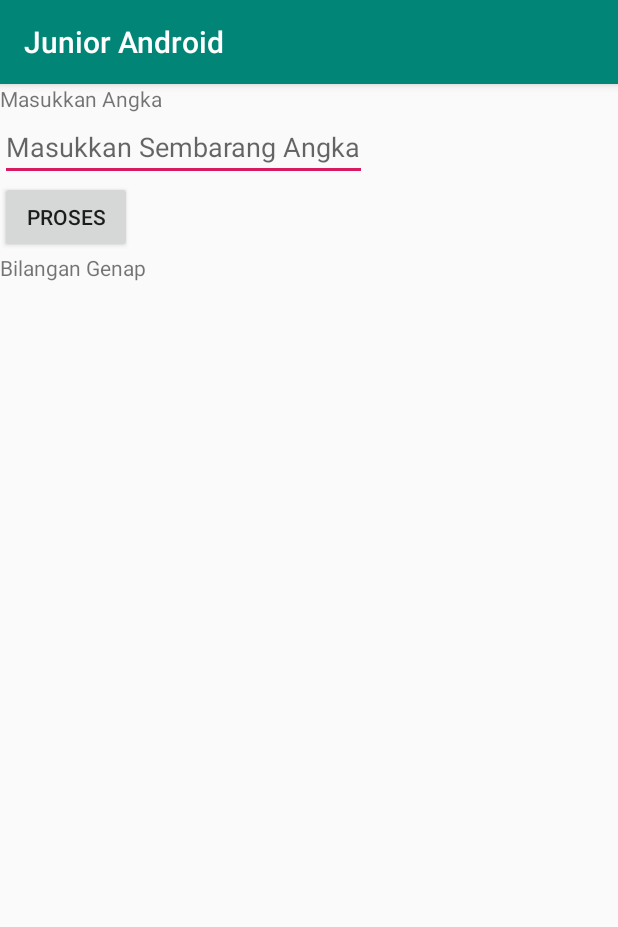
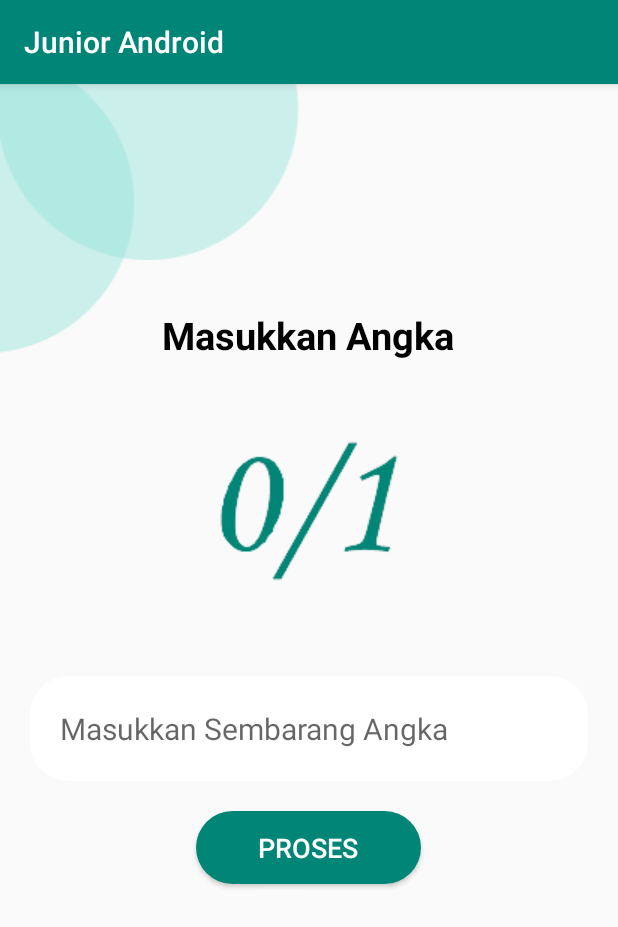
Before and after one commit to HaikalMPPH/JuniorMobilePBO, an Android app: the BilanganActivity screen opened directly, with no data from a screen before it, after a tap on "PROSES", on a phone screen of 412 x 824 dp. Shown: the top 927 px of the screen. Run offline under Robolectric (Android 15) with nearby library versions, the phone set to English and light mode, and no system bars.

Commit message:
Perubahan pada BilanganActivity.java dan activity_bilangan.xml

```diff
--- a/app/src/main/java/com/sugiartha/juniorandroid/BilanganActivity.java
+++ b/app/src/main/java/com/sugiartha/juniorandroid/BilanganActivity.java
@@ -1,36 +1,56 @@
 package com.sugiartha.juniorandroid;
 
 import androidx.appcompat.app.AppCompatActivity;
-
 import android.os.Bundle;
 import android.view.View;
 import android.widget.Button;
 import android.widget.EditText;
 import android.widget.TextView;
+import android.widget.Toast;
 
 public class BilanganActivity extends AppCompatActivity {
 
-    Button proses;
-    EditText angka;
-    TextView bilangan;
+    private EditText angka;
+    private TextView bilangan;
 
     @Override
     protected void onCreate(Bundle savedInstanceState) {
         super.onCreate(savedInstanceState);
         setContentView(R.layout.activity_bilangan);
 
-        proses = (Button) findViewById(R.id.proses);
-        angka = (EditText) findViewById(R.id.angka);
-        bilangan = (TextView) findViewById(R.id.bilangan);
+        angka = findViewById(R.id.angka);
+        bilangan = findViewById(R.id.bilangan);
 
-        proses.setOnClickListener(new Button.OnClickListener() {
-            @Override public void onClick(View v) {
-                int nilai = Integer.parseInt(angka.getText().toString());
-                if ((nilai%2) == 0){
-                    bilangan.setText("Bilangan Genap");
-                }else{
-                    bilangan.setText("Bilangan Ganjil");
-                }
-            }});
+        Button prosesButton = findViewById(R.id.proses);
+        prosesButton.setOnClickListener(new View.OnClickListener() {
+            @Override
+            public void onClick(View v) {
+                prosesAngka();
+            }
+        });
+    }
+
+    private void prosesAngka() {
+        String input = angka.getText().toString();
+        if (input.isEmpty()) {
+            Toast.makeText(this, "Masukkan angka terlebih dahulu", Toast.LENGTH_SHORT).show();
+            return;
+        }
+
+        try {
+            int nilai = Integer.parseInt(input);
+            String hasil;
+            if (nilai % 2 == 0) {
+                hasil = "Bilangan Genap";
+            } else {
+                hasil = "Bilangan Ganjil";
+            }
+            String output = input + " Adalah " + hasil;
+            bilangan.setText(output);
+            bilangan.setVisibility(View.VISIBLE);
+        } catch (NumberFormatException e) {
+            Toast.makeText(this, "Masukkan angka yang valid", Toast.LENGTH_SHORT).show();
+
+        }
     }
 }
--- a/app/src/main/res/layout/activity_bilangan.xml
+++ b/app/src/main/res/layout/activity_bilangan.xml
@@ -1,33 +1,81 @@
 <?xml version="1.0" encoding="utf-8"?>
-<LinearLayout xmlns:android="http://schemas.android.com/apk/res/android"
+<RelativeLayout
+    xmlns:android="http://schemas.android.com/apk/res/android"
     xmlns:app="http://schemas.android.com/apk/res-auto"
     xmlns:tools="http://schemas.android.com/tools"
     android:layout_width="match_parent"
     android:layout_height="match_parent"
-    android:orientation="vertical"
     tools:context=".BilanganActivity">
+
+    <ImageView
+        android:layout_width="wrap_content"
+        android:layout_height="wrap_content"
+        android:src="@drawable/elip1"/>
+
+    <ImageView
+        android:layout_width="wrap_content"
+        android:layout_height="wrap_content"
+        android:src="@drawable/elip2"/>
 
     <TextView
         android:layout_width="wrap_content"
         android:layout_height="wrap_content"
-        android:text="Masukkan Angka" />
+        android:text="Masukkan Angka"
+        android:layout_marginTop="150dp"
+        android:textSize="25sp"
+        android:textColor="@color/hitam"
+        android:textStyle="bold"
+        android:layout_centerHorizontal="true"
+        android:id="@+id/textMasukkanAngka" />
+
+    <ImageView
+        android:id="@+id/ganjilgenap"
+        android:layout_width="wrap_content"
+        android:layout_height="wrap_content"
+        android:layout_below="@id/textMasukkanAngka"
+        android:layout_centerInParent="true"
+        android:src="@drawable/ganjilgenap" />
 
     <EditText
-        android:layout_width="wrap_content"
-        android:layout_height="wrap_content"
+        android:layout_width="match_parent"
+        android:layout_height="70dp"
         android:hint="Masukkan Sembarang Angka"
-        android:id="@+id/angka"/>
+        android:id="@+id/angka"
+        android:textColor="#212121"
+        android:textSize="20sp"
+        android:backgroundTint="@color/putih"
+        android:background="@drawable/button_shape"
+        android:padding="20dp"
+        android:layout_marginLeft="20dp"
+        android:layout_marginRight="20dp"
+        android:layout_marginTop="10dp"
+        android:layout_below="@id/ganjilgenap"
+        android:layout_centerHorizontal="true" />
 
     <Button
-        android:layout_width="wrap_content"
+        android:layout_width="150dp"
         android:layout_height="wrap_content"
         android:text="Proses"
-        android:id="@+id/proses"/>
+        android:id="@+id/proses"
+        android:textColor="@color/putih"
+        android:textSize="18sp"
+        android:background="@drawable/button_shape"
+        android:padding="12dp"
+        android:layout_marginTop="20dp"
+        android:layout_below="@id/angka"
+        android:layout_centerHorizontal="true" />
 
     <TextView
         android:layout_width="wrap_content"
         android:layout_height="wrap_content"
         android:text="Bilangan"
-        android:id="@+id/bilangan"/>
+        android:textSize="24sp"
+        android:textColor="#212121"
+        android:layout_marginTop="16dp"
+        android:id="@+id/bilangan"
+        android:textStyle="bold"
+        android:visibility="invisible"
+        android:layout_below="@id/proses"
+        android:layout_centerHorizontal="true" />
 
-</LinearLayout>
+</RelativeLayout>
```
Also changed, not shown: app/src/main/res/drawable/ganjilgenap.png (added).
